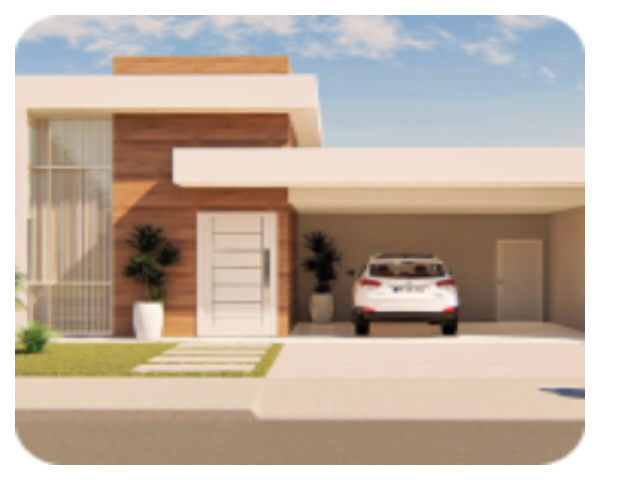
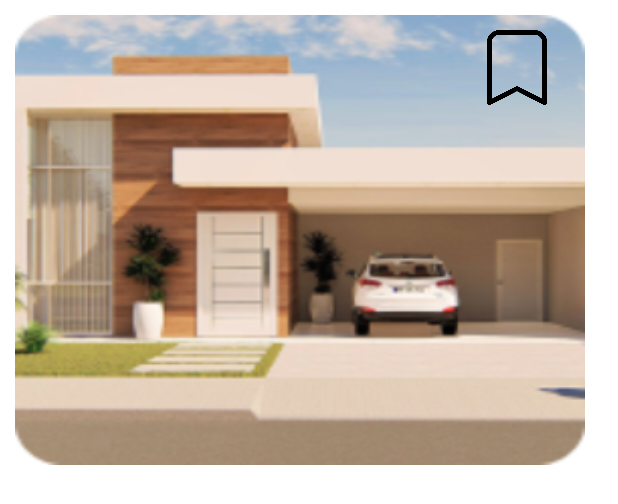
Before and after one commit to Emilce-Cano/Inmobililiaria, an Android app: the layout item_house_home.xml on its own in the app's theme, with its tools: preview values and no code run, on a phone screen of 412 x 824 dp. Shown: the top 504 px of the screen. Run offline under Robolectric (Android 15) with nearby library versions, the phone set to English and light mode, and no system bars; Roboto replaces fonts that are not available here.

Commit message:
Create onClick of Favorites

```diff
--- a/app/src/main/java/com/example/concesionaria/HomeActivity.kt
+++ b/app/src/main/java/com/example/concesionaria/HomeActivity.kt
@@ -6,6 +6,7 @@ import android.os.Bundle
 import android.widget.Toast
 import com.example.concesionaria.UserAplication.Companion.data
 import com.example.concesionaria.databinding.ActivityHomeBinding
+import com.example.concesionaria.databinding.ItemHouseHomeBinding
 
 class HomeActivity : AppCompatActivity() {
     private lateinit var binding: ActivityHomeBinding
@@ -27,4 +28,7 @@ class HomeActivity : AppCompatActivity() {
     fun goToLogInView() {
         startActivity(Intent(this, LoginActivity::class.java))
     }
+    fun starFavorites(){
+
+    }
 }
--- a/app/src/main/java/com/example/concesionaria/LoginActivity.kt
+++ b/app/src/main/java/com/example/concesionaria/LoginActivity.kt
@@ -45,4 +45,5 @@ class LoginActivity : AppCompatActivity() {
     fun goToHomeView() {
         startActivity(Intent(this, HomeActivity::class.java))
     }
+
 }
--- a/app/src/main/java/com/example/concesionaria/ProductViewModel.kt
+++ b/app/src/main/java/com/example/concesionaria/ProductViewModel.kt
@@ -26,4 +26,11 @@ class ProductViewModel(val serviceImp: ServiceImp = ServiceImp()) : ViewModel()
             }
         }
     }
+
+    val stateFavorite = MutableLiveData<Boolean>(false)
+
+    fun stateStartFavorite(){
+
+        stateFavorite.postValue()
+    }
 }
--- a/app/src/main/res/layout/item_house_home.xml
+++ b/app/src/main/res/layout/item_house_home.xml
@@ -15,5 +15,26 @@
         app:layout_constraintEnd_toEndOf="parent"
         app:layout_constraintStart_toStartOf="parent"
         app:layout_constraintTop_toTopOf="parent" />
+    <ImageView
+        android:id="@+id/star_off_login"
+        android:layout_width="40dp"
+        android:layout_height="50dp"
+        android:background="@drawable/ic_star_favorite_off"
+        app:layout_constraintEnd_toEndOf="@id/iv_item_rv_house_home"
+        app:layout_constraintTop_toTopOf="@id/iv_item_rv_house_home"
+        android:layout_marginEnd="25dp"
+        android:layout_marginTop="10dp"/>
+    <ImageView
+        android:id="@+id/star_on_login"
+        android:layout_width="40dp"
+        android:layout_height="50dp"
+        android:background="@drawable/ic_star_favorite_on"
+        app:layout_constraintEnd_toEndOf="@id/iv_item_rv_house_home"
+        app:layout_constraintTop_toTopOf="@id/iv_item_rv_house_home"
+        android:layout_marginEnd="25dp"
+        android:layout_marginTop="10dp"
+        android:visibility="gone"/>
+
+
 
 </androidx.constraintlayout.widget.ConstraintLayout>
```
Also changed, not shown: app/src/main/res/drawable-v24/ic_star_favorite_off.png (added), app/src/main/res/drawable-v24/ic_star_favorite_on.png (added).
